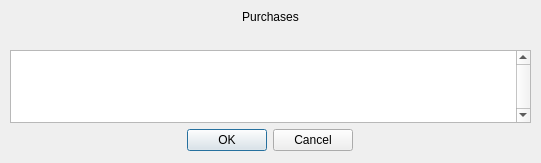
This is forms/ViewPurchasesPopup.ui in tigerjpg/cybersecurity as Qt 5 draws it before an edit. The edited form follows.
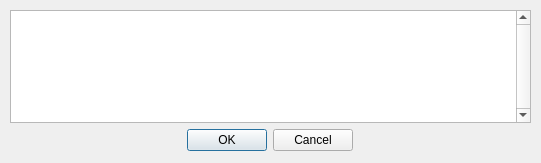
This is the edited form.

Commit message: [#10] Create AddCustomer Popup, add customer functionality -Can add customers now -Can remove customers -Can send customers pamphlets -Still no error displayed to customer... TODO

```diff
--- a/forms/ViewPurchasesPopup.ui
+++ b/forms/ViewPurchasesPopup.ui
@@ -23,32 +23,6 @@
     </rect>
    </property>
    <layout class="QVBoxLayout" name="verticalLayout">
-    <item>
-     <widget class="QLabel" name="purchases_popup_label">
-      <property name="text">
-       <string>Purchases</string>
-      </property>
-      <property name="alignment">
-       <set>Qt::AlignCenter</set>
-      </property>
-     </widget>
-    </item>
-    <item>
-     <spacer name="verticalSpacer">
-      <property name="orientation">
-       <enum>Qt::Vertical</enum>
-      </property>
-      <property name="sizeType">
-       <enum>QSizePolicy::Minimum</enum>
-      </property>
-      <property name="sizeHint" stdset="0">
-       <size>
-        <width>20</width>
-        <height>20</height>
-       </size>
-      </property>
-     </spacer>
-    </item>
     <item>
      <widget class="QTableView" name="purchases_popup_tableView">
       <property name="verticalScrollBarPolicy">
```
The commit also changes 14 other files.
